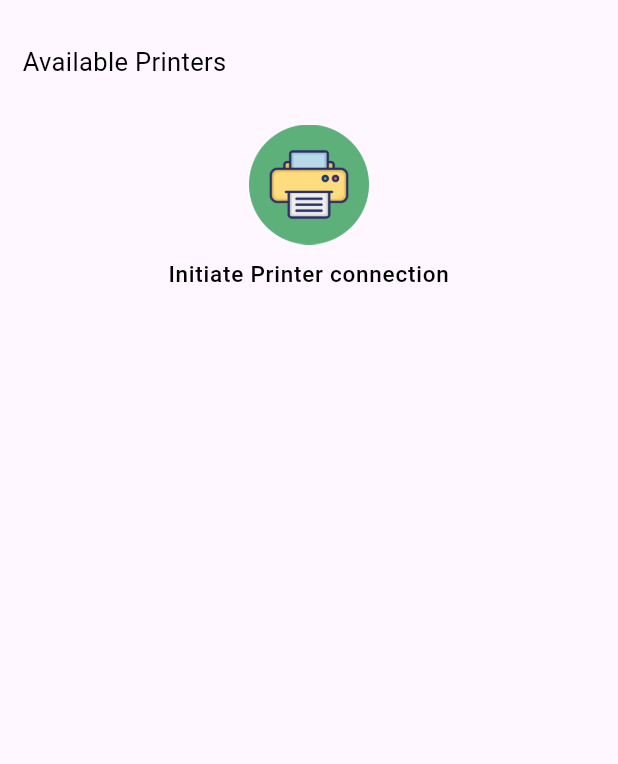
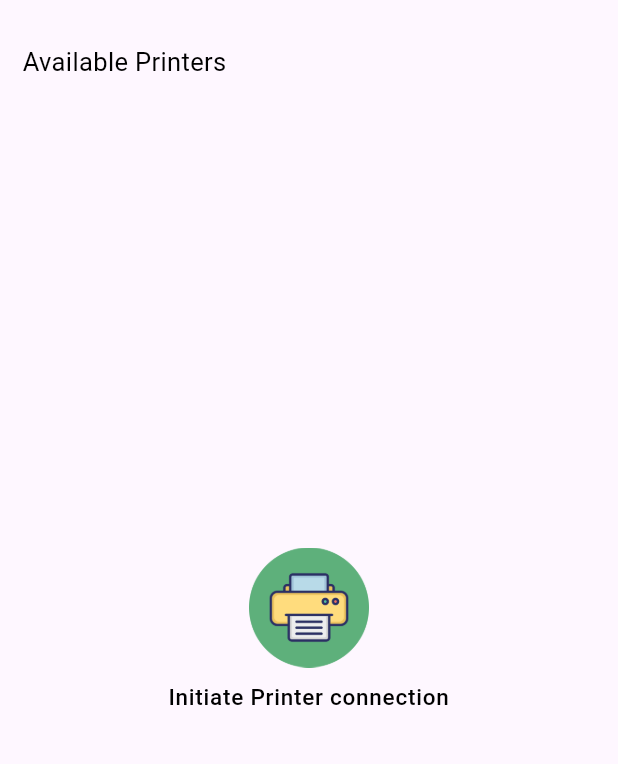
Before and after one commit to faseehdstme/print_demo_zebra, a Flutter app: the screen it shows after launch, on a phone screen of 412 x 824 dp, the part 63-827 px from its top. Run offline on Flutter 3.47's test engine with Material 3 defaults, Android fonts, the phone set to English and light mode, and no system bars; our stand-ins replace flutter_bloc, fpdart, get_it, permission_handler, qr_flutter, sqflite; missing offline and left inert: nfc_manager; accounts and stored records are empty.

Commit message:
layout small fix

```diff
--- a/lib/features/connection/presentation/view/connection_screen.dart
+++ b/lib/features/connection/presentation/view/connection_screen.dart
@@ -67,7 +67,8 @@ class _ConnectionScreenState extends State<ConnectionScreen> {
                 bodyStyle: Theme.of(context).textTheme.bodyMedium!,
                 textSize: 17,
               ),
-              BlocConsumer<ConnectionBloc, ConnectionBlocState>(
+              Expanded(
+                child: BlocConsumer<ConnectionBloc, ConnectionBlocState>(
                     builder: (context, connectionState) {
                   if (connectionState is ConnectionLoaded) {
                     return connectionState.printers.isEmpty
@@ -148,6 +149,7 @@ class _ConnectionScreenState extends State<ConnectionScreen> {
                     context.read<ConnectionBloc>().add(GetLoadedState());
                   }
                 }),
+              ),
             ],
           ),
         ),
```
Lines whose indentation alone changed are shown as unchanged.
